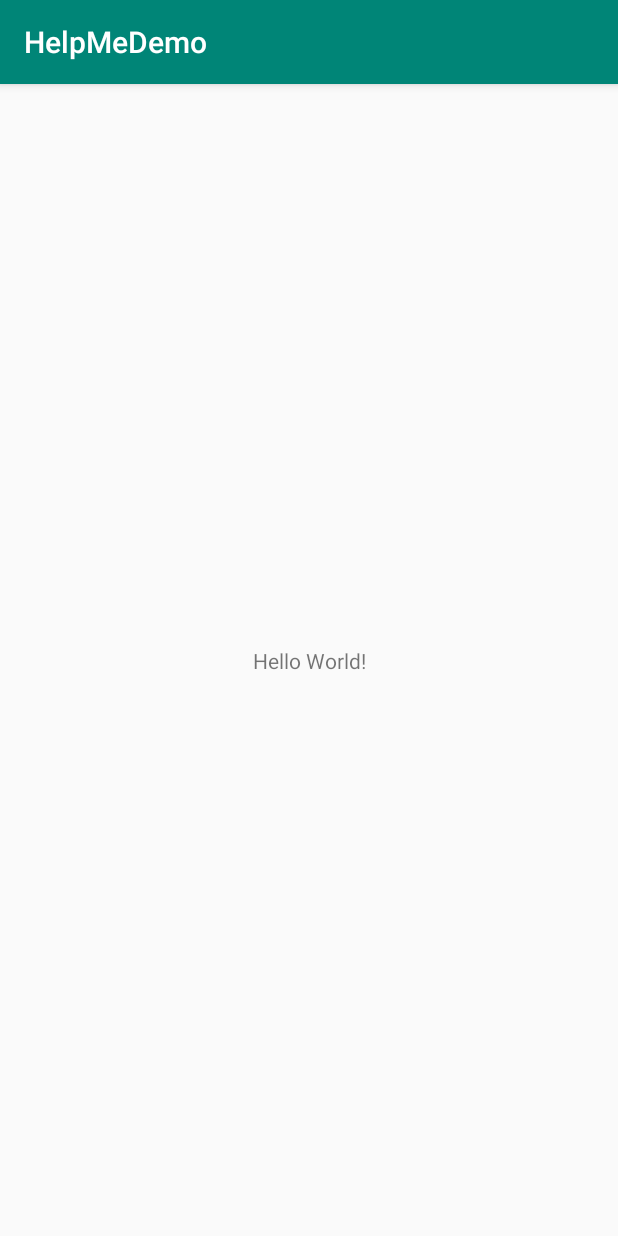
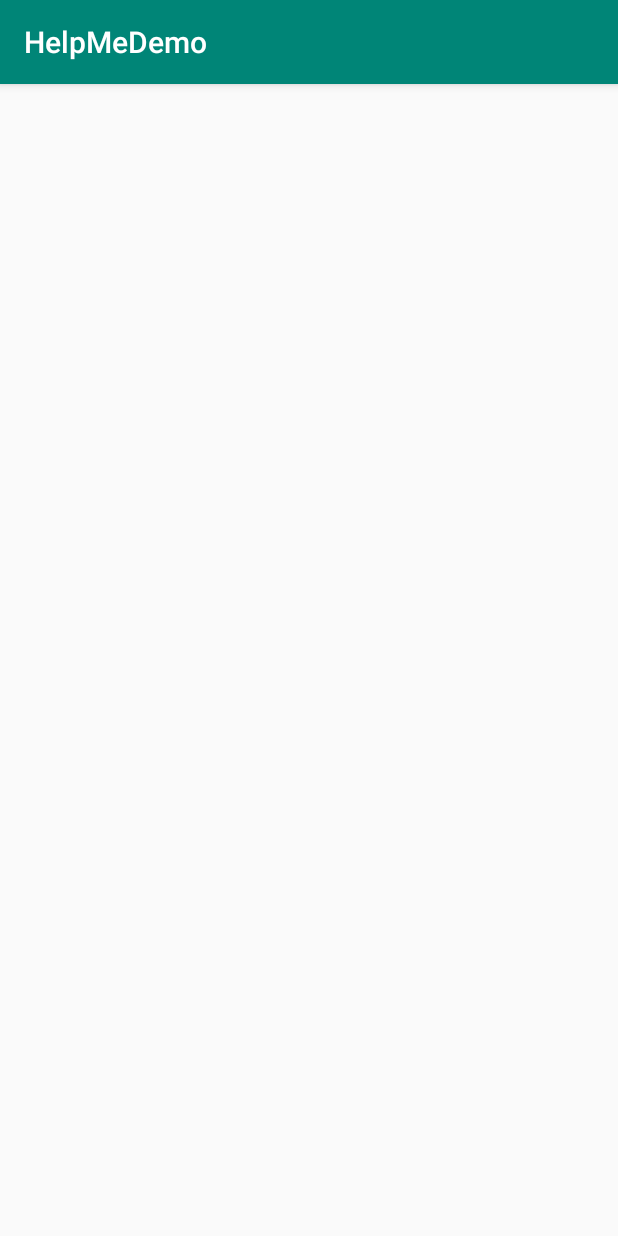
Before and after one commit to zabc995/HelpMe, an Android app: the screen it shows after launch (MainActivity), on a phone screen of 412 x 824 dp. Run offline under Robolectric (Android 15) with nearby library versions, the phone set to English and light mode, and no system bars.

Commit message:
Config ConstraintLayout to LinearLayout for activity_main & activity_registration
Delete TextView HelloWorld

```diff
--- a/app/src/main/res/layout/activity_main.xml
+++ b/app/src/main/res/layout/activity_main.xml
@@ -1,18 +1,9 @@
 <?xml version="1.0" encoding="utf-8"?>
-<android.support.constraint.ConstraintLayout xmlns:android="http://schemas.android.com/apk/res/android"
+<LinearLayout xmlns:android="http://schemas.android.com/apk/res/android"
     xmlns:app="http://schemas.android.com/apk/res-auto"
     xmlns:tools="http://schemas.android.com/tools"
     android:layout_width="match_parent"
     android:layout_height="match_parent"
     tools:context=".MainActivity">
 
-    <TextView
-        android:layout_width="wrap_content"
-        android:layout_height="wrap_content"
-        android:text="Hello World!"
-        app:layout_constraintBottom_toBottomOf="parent"
-        app:layout_constraintLeft_toLeftOf="parent"
-        app:layout_constraintRight_toRightOf="parent"
-        app:layout_constraintTop_toTopOf="parent" />
-
-</android.support.constraint.ConstraintLayout>
+</LinearLayout>
--- a/app/src/main/res/layout/activity_registration.xml
+++ b/app/src/main/res/layout/activity_registration.xml
@@ -1,9 +1,9 @@
 <?xml version="1.0" encoding="utf-8"?>
-<android.support.constraint.ConstraintLayout xmlns:android="http://schemas.android.com/apk/res/android"
+<LinearLayout xmlns:android="http://schemas.android.com/apk/res/android"
     xmlns:app="http://schemas.android.com/apk/res-auto"
     xmlns:tools="http://schemas.android.com/tools"
     android:layout_width="match_parent"
     android:layout_height="match_parent"
     tools:context=".RegistrationActivity">
 
-</android.support.constraint.ConstraintLayout>
+</LinearLayout>
```
